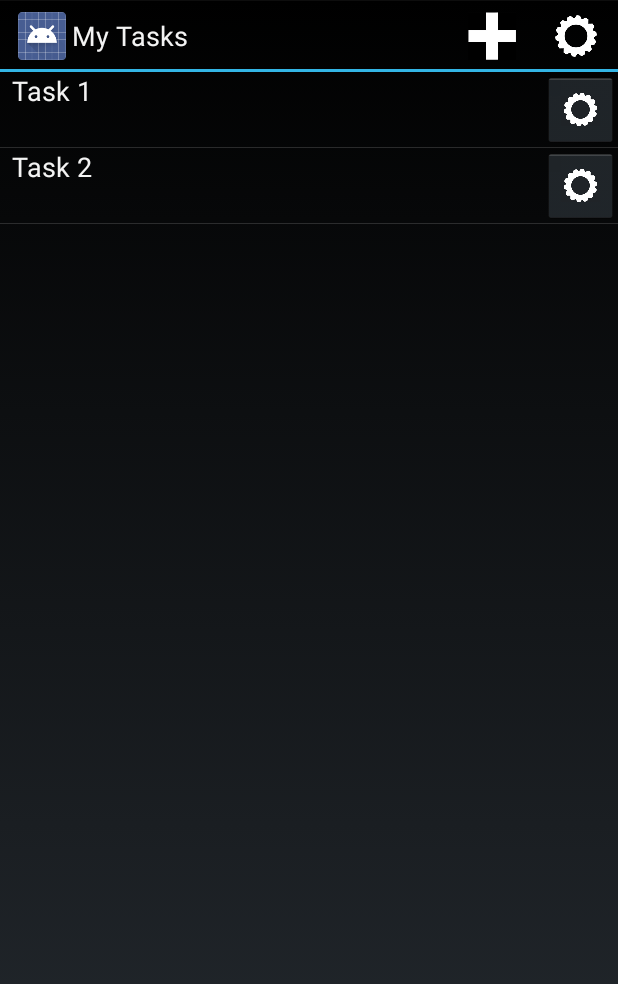
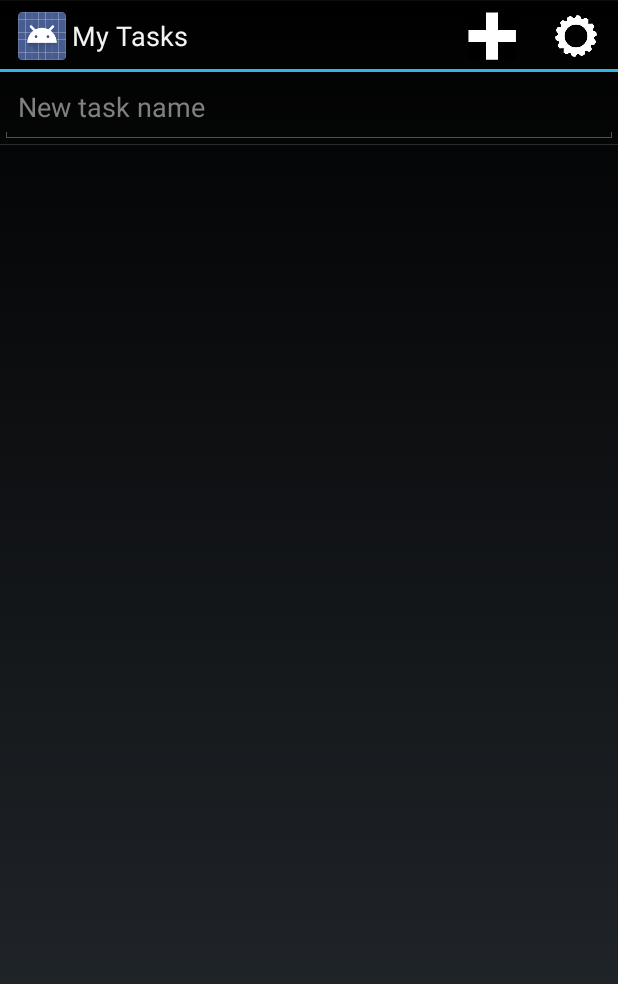
Before and after one commit to MitchStephan/Sync-Lists, an Android app: the TaskListActivity screen opened directly, with no data from a screen before it, after a tap on "Add List", on a phone screen of 412 x 824 dp. Shown: the top 984 px of the screen. Run offline under Robolectric (Android 15) with nearby library versions, the phone set to English and light mode, and no system bars.

Commit message:
editText for tasks working but add not finished

```diff
--- a/Android/SyncLists/app/src/main/java/com/example/synclists/synclists/Task.java
+++ b/Android/SyncLists/app/src/main/java/com/example/synclists/synclists/Task.java
@@ -8,12 +8,16 @@ import java.io.Serializable;
 public class Task implements Serializable {
     private String name = "";
     private int id;
+    private boolean mIsTaskEdit;
     private boolean completed = false;
 
-    public Task(String name, int id) {
+    public Task(String name, int id, boolean isTaskEdit) {
         this.name = name;
         this.id = id;
+        this.mIsTaskEdit = isTaskEdit;
     }
 
     public String getName() { return name; }
+
+    public boolean getIsTaskEdit() { return mIsTaskEdit; }
 }
--- a/Android/SyncLists/app/src/main/java/com/example/synclists/synclists/TaskListActivity.java
+++ b/Android/SyncLists/app/src/main/java/com/example/synclists/synclists/TaskListActivity.java
@@ -1,11 +1,13 @@
 package com.example.synclists.synclists;
 
 import android.app.Activity;
+import android.content.Context;
 import android.content.Intent;
 import android.os.Bundle;
 import android.view.Menu;
 import android.view.MenuInflater;
 import android.view.MenuItem;
+import android.view.inputmethod.InputMethodManager;
 import android.widget.ListView;
 
 import java.util.ArrayList;
@@ -35,8 +37,8 @@ public class TaskListActivity extends Activity {
 
     public void populateExampleTasks() {
 
-        mTaskList.add(new Task("Task 1", 1));
-        mTaskList.add(new Task("Task 2", 2));
+//        mTaskList.add(new Task("Task 1", 1));
+//        mTaskList.add(new Task("Task 2", 2));
     }
 
     @Override
@@ -63,4 +65,18 @@ public class TaskListActivity extends Activity {
         }
     }
 
+    private void showKeyboard() {
+        InputMethodManager imm = (InputMethodManager) getSystemService(Context.INPUT_METHOD_SERVICE);
+
+        if(imm != null){
+            imm.toggleSoftInput(InputMethodManager.SHOW_IMPLICIT, 0);
+        }
+    }
+
+    public void addTask(MenuItem item) {
+//        setCanAddList(false);
+        mTaskList.add(new Task("", -1, true));
+        mTaskAdapter.notifyDataSetChanged();
+        showKeyboard();
+    }
 }
--- a/Android/SyncLists/app/src/main/java/com/example/synclists/synclists/TaskListAdapter.java
+++ b/Android/SyncLists/app/src/main/java/com/example/synclists/synclists/TaskListAdapter.java
@@ -2,13 +2,16 @@ package com.example.synclists.synclists;
 
 import android.app.Activity;
 import android.content.Context;
+import android.view.KeyEvent;
 import android.view.LayoutInflater;
 import android.view.View;
 import android.view.ViewGroup;
 import android.widget.ArrayAdapter;
 import android.widget.Button;
+import android.widget.EditText;
 import android.widget.ImageButton;
 import android.widget.TextView;
+import android.widget.Toast;
 
 import java.util.List;
 
@@ -29,15 +32,26 @@ public class TaskListAdapter extends ArrayAdapter<Task> {
     }
 
     @Override
-    public View getView(int position, View convertView, ViewGroup parent) {
-        View row = convertView;
-        TaskHolder holder = null;
+    public View getView(final int position, View convertView, ViewGroup parent) {
+        Task task;
+        task = taskList.get(position);
 
         LayoutInflater inflater = ((Activity) context).getLayoutInflater();
-        row = inflater.inflate(layoutResourceID, parent, false);
 
-        holder = new TaskHolder();
-        holder.task = taskList.get(position);
+        if (task.getIsTaskEdit()){
+            return getEditView(position, parent, task, inflater);
+        }
+        else {
+            return getTaskView(parent, task, inflater);
+        }
+    }
+
+    public View getTaskView(ViewGroup parent, Task task, LayoutInflater inflater) {
+
+        View row = inflater.inflate(layoutResourceID, parent, false);
+        TaskHolder holder = new TaskHolder();
+
+        holder.task = task;
         holder.taskSettingsButton = (ImageButton)row.findViewById(R.id.task_settings);
         holder.taskSettingsButton.setTag(holder.task);
 
@@ -48,6 +62,43 @@ public class TaskListAdapter extends ArrayAdapter<Task> {
         return row;
     }
 
+    private View getEditView(final int position, ViewGroup parent, final Task task, LayoutInflater inflater) {
+        View row = inflater.inflate(R.layout.tasks_edit_view, parent, false);
+        final EditText edit = (EditText)row.findViewById(R.id.tasksEditText);
+        edit.setText(task.getName());
+        edit.requestFocus();
+
+        edit.setOnKeyListener(new View.OnKeyListener() {
+            public boolean onKey(View v, int keyCode, KeyEvent event) {
+                // If the event is a key-down event on the "enter" button
+                if ((event.getAction() == KeyEvent.ACTION_DOWN) &&
+                        (keyCode == KeyEvent.KEYCODE_ENTER)) {
+
+                    String newTaskName = edit.getText().toString();
+                    taskList.remove(position);
+
+                    validateOnCreate(newTaskName, position);
+                    return true;
+                }
+                return false;
+            }
+        });
+        return row;
+    }
+
+    private void validateOnCreate(String newTaskName, int position) {
+        if (validName(newTaskName)) {
+            Toast.makeText(context, "Validate true",
+                    Toast.LENGTH_SHORT).show();
+            taskList.add(position, new Task(newTaskName, -1, true));
+            notifyDataSetChanged();
+        }
+    }
+
+    private boolean validName(String newTaskName) {
+        return newTaskName != null && !newTaskName.equals("") && !newTaskName.matches("^\\s*$");
+    }
+
     public static class TaskHolder {
         Task task;
         TextView taskText;
--- /dev/null
+++ b/Android/SyncLists/app/src/main/res/layout/tasks_edit_view.xml
@@ -0,0 +1,16 @@
+<?xml version="1.0" encoding="utf-8"?>
+
+<RelativeLayout xmlns:android="http://schemas.android.com/apk/res/android"
+    android:orientation="vertical" android:layout_width="match_parent"
+    android:layout_height="match_parent">
+
+    <EditText xmlns:android="http://schemas.android.com/apk/res/android"
+        android:id="@+id/tasksEditText"
+        android:layout_width="match_parent"
+        android:layout_height="wrap_content"
+        android:hint="New task name"
+        android:textAppearance="?android:attr/textAppearanceListItemSmall"
+        android:minHeight="?android:attr/listPreferredItemHeightSmall"
+        />
+
+</RelativeLayout>
--- a/Android/SyncLists/app/src/main/res/menu/tasks_menu.xml
+++ b/Android/SyncLists/app/src/main/res/menu/tasks_menu.xml
@@ -5,6 +5,7 @@
         android:id="@+id/add_list"
         android:icon="@drawable/plus_button"
         android:showAsAction="ifRoom"
+        android:onClick="addTask"
         android:title="@string/add_list"/>
 
     <item
```
